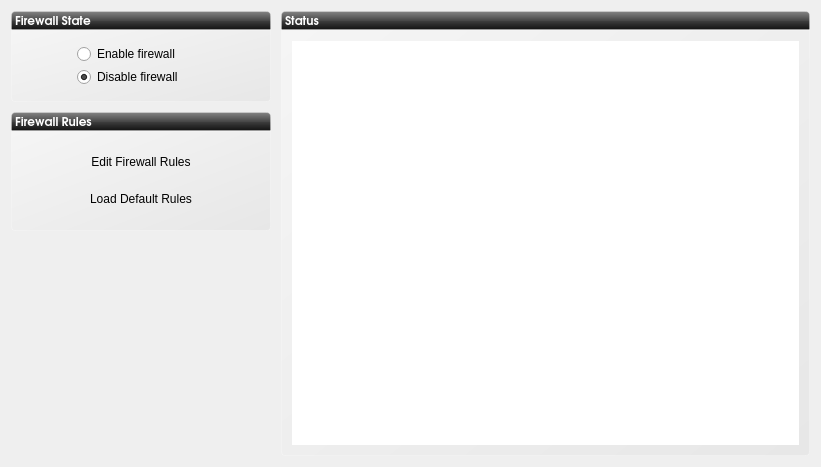
Old version of the form branches/ahenk/2.0/renan.cakirerk/ahenk/lider/lider/plugins/plugin_firewall/firewall.ui in the repository pars-linux/uludag.
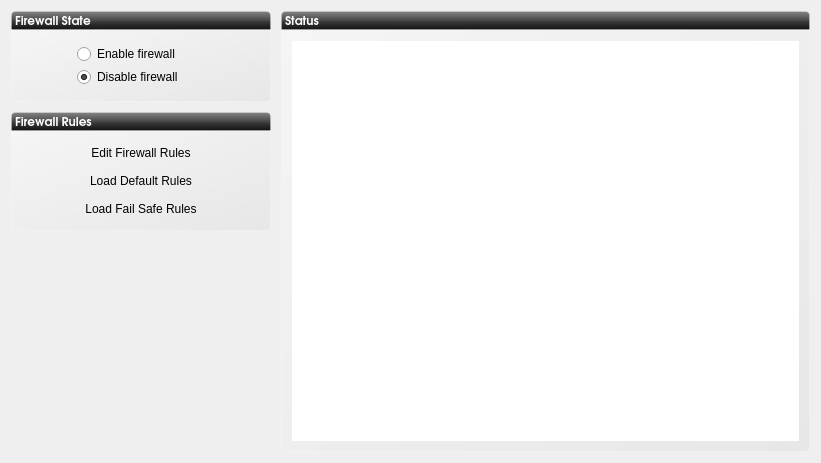
New version of the form. Icons and pictures are not drawn.

Commit message: restore failsafe firewall and edit default firewall

Patch:
```diff
--- a/branches/ahenk/2.0/renan.cakirerk/ahenk/lider/lider/plugins/plugin_firewall/firewall.ui
+++ b/branches/ahenk/2.0/renan.cakirerk/ahenk/lider/lider/plugins/plugin_firewall/firewall.ui
@@ -7,7 +7,7 @@
     <x>0</x>
     <y>0</y>
     <width>821</width>
-    <height>467</height>
+    <height>463</height>
    </rect>
   </property>
   <property name="windowTitle">
@@ -193,7 +193,7 @@
      </layout>
     </widget>
    </item>
-   <item row="1" column="2" rowspan="5">
+   <item row="1" column="2" rowspan="6">
     <widget class="QGroupBox" name="groupBox_2">
      <property name="minimumSize">
       <size>
@@ -303,7 +303,7 @@
      <property name="maximumSize">
       <size>
        <width>16777215</width>
-       <height>100</height>
+       <height>150</height>
       </size>
      </property>
      <property name="styleSheet">
@@ -381,10 +381,44 @@
         </property>
        </widget>
       </item>
+      <item row="2" column="0">
+       <widget class="QPushButton" name="pushFailsafe">
+        <property name="sizePolicy">
+         <sizepolicy hsizetype="Preferred" vsizetype="Fixed">
+          <horstretch>0</horstretch>
+          <verstretch>0</verstretch>
+         </sizepolicy>
+        </property>
+        <property name="font">
+         <font>
+          <pointsize>9</pointsize>
+         </font>
+        </property>
+        <property name="styleSheet">
+         <string notr="true"/>
+        </property>
+        <property name="text">
+         <string>Load Fail Safe Rules</string>
+        </property>
+        <property name="icon">
+         <iconset resource="firewall.qrc">
+          <normaloff>:/icons/view-refresh.png</normaloff>:/icons/view-refresh.png</iconset>
+        </property>
+        <property name="iconSize">
+         <size>
+          <width>22</width>
+          <height>32</height>
+         </size>
+        </property>
+        <property name="flat">
+         <bool>true</bool>
+        </property>
+       </widget>
+      </item>
      </layout>
     </widget>
    </item>
-   <item row="5" column="1">
+   <item row="6" column="1">
     <spacer name="verticalSpacer_2">
      <property name="orientation">
       <enum>Qt::Vertical</enum>
```
Left out of the diff: 1 changed line with no effect on the pictures. The commit also changes 5 other files.
